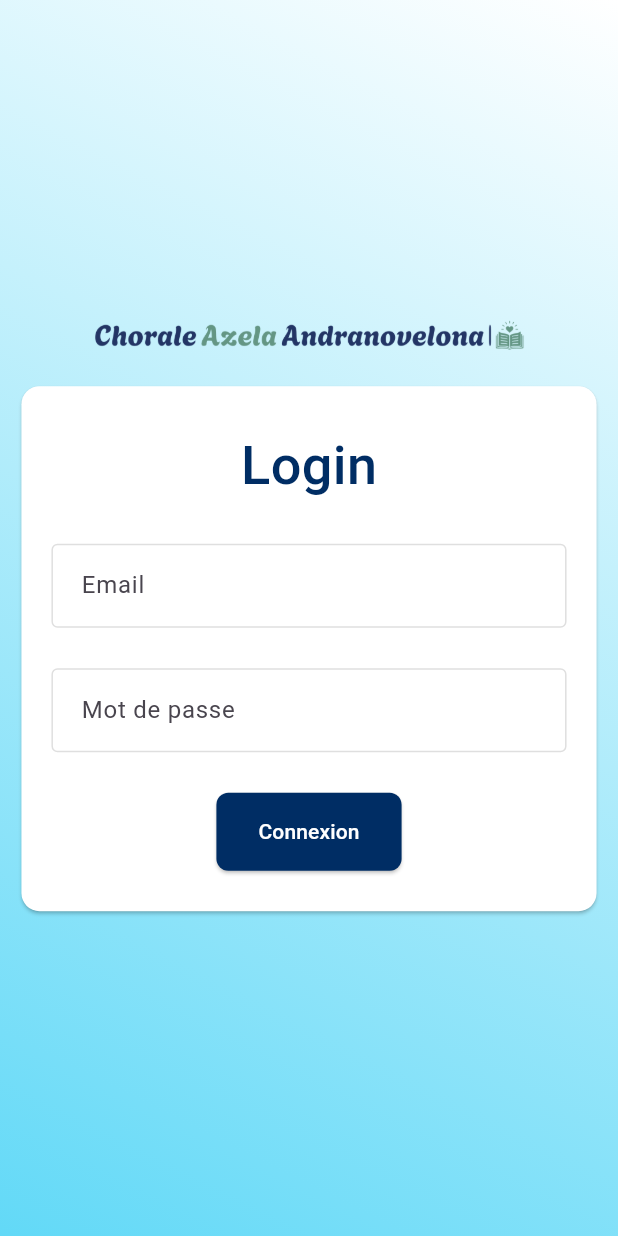
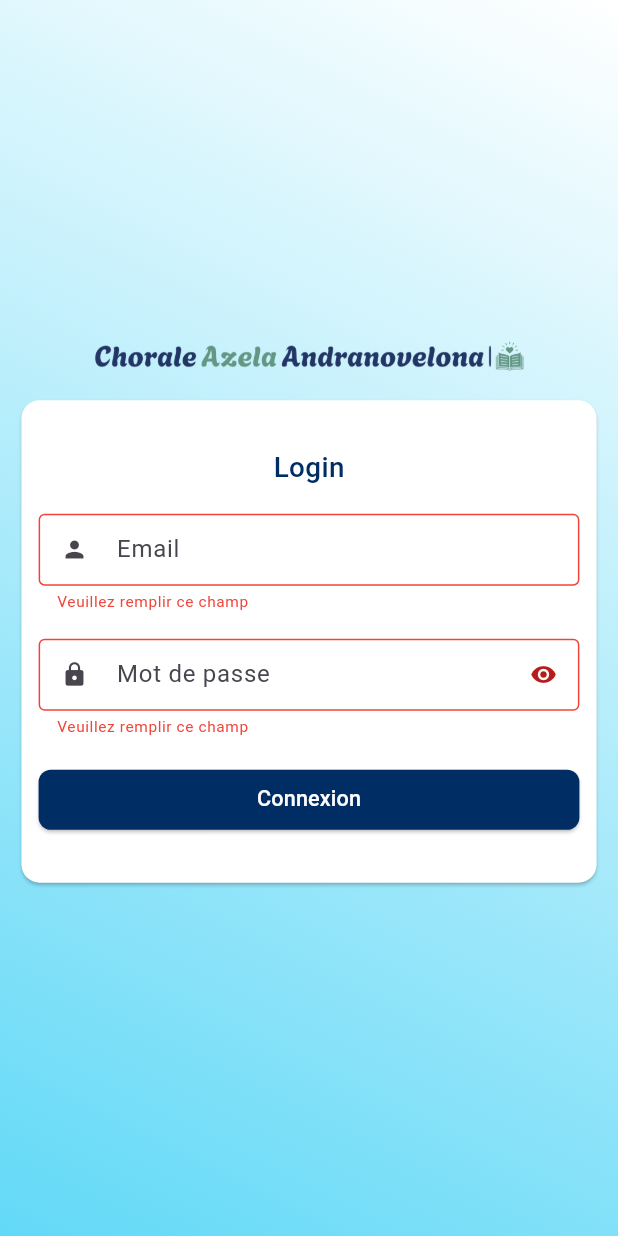
Before and after one commit to kamakely/best-practice-flutter-choeur, a Flutter app: the screen it shows after launch, after a tap on "Connexion", on a phone screen of 412 x 824 dp. Run offline on Flutter 3.47's test engine with Material 3 defaults, Android fonts, the phone set to English and light mode, and no system bars; our stand-ins replace firebase_auth, firebase_core, flutter_screenutil, gap, get, google_fonts and 1 more; accounts and stored records are empty.

Commit message:
Use screen utils for the responsive

```diff
--- a/lib/config/theme/app_theme.dart
+++ b/lib/config/theme/app_theme.dart
@@ -1,4 +1,5 @@
 import 'package:flutter/material.dart';
+import 'package:flutter_screenutil/flutter_screenutil.dart';
 import 'package:google_fonts/google_fonts.dart';
 
 import '../../core/constants/app_colors.dart';
@@ -8,11 +9,11 @@ const errorStyle = OutlineInputBorder(
   color: AppColors.red500,
 ));
 
-const borderStyle = OutlineInputBorder(
+final borderStyle = OutlineInputBorder(
   borderSide: BorderSide(
     color: AppColors.gray300,
     style: BorderStyle.solid,
-    width: 1,
+    width: 1.w,
   ),
 );
 
@@ -20,13 +21,15 @@ final inputDecorationThemes = InputDecorationTheme(
     isDense: true,
     errorStyle: GoogleFonts.roboto(
       color: AppColors.red500,
-      fontSize: 14,
+      fontSize: 20.sp,
       fontWeight: FontWeight.w400,
     ),
     errorBorder: errorStyle,
     focusedErrorBorder: errorStyle,
-    contentPadding: const EdgeInsets.all(16),
+    contentPadding: EdgeInsets.all(16.h),
     enabledBorder: borderStyle,
     focusedBorder: borderStyle,
-    labelStyle: const TextStyle(
-        color: Color(0xFFC4C4C4), fontFamily: 'Roboto', fontSize: 20.0));
+    labelStyle: TextStyle(
+        color: const Color(0xFFC4C4C4),
+        fontFamily: 'Roboto',
+        fontSize: 20.0.sp));
--- /dev/null
+++ b/lib/core/constants/constants.dart
@@ -0,0 +1,2 @@
+class Constants {
+}
--- /dev/null
+++ b/lib/features/home/presentation/controllers/home_controller.dart
@@ -0,0 +1,5 @@
+import 'package:get/get.dart';
+
+class HomeController extends GetxController {
+
+}
--- a/lib/features/login/presentation/controllers/login_controller.dart
+++ b/lib/features/login/presentation/controllers/login_controller.dart
@@ -1,9 +1,54 @@
+import 'package:chorale_fva/features/home/presentation/pages/home.dart';
+import 'package:chorale_fva/framework/utils.dart';
+import 'package:chorale_fva/framework/utils/logger_utils.dart';
 import 'package:flutter/material.dart';
 import 'package:get/get.dart';
 
+import '../../data/data_sources/remote/login_services.dart';
+
 class LoginController extends GetxController {
+  var isObscured = true.obs;
 
   // The login and password text field controller
   final loginController = TextEditingController();
   final passwordController = TextEditingController();
+  final loginService = LoginService();
+
+  var loginError = Rxn<String>();
+  var passwordError = Rxn<String>();
+
+  void handleIsObscured() => isObscured.value = !isObscured.value;
+
+  String? _validateField(String fieldValue) {
+    return fieldValue.isEmpty ? 'Veuillez remplir ce champ' : null;
+  }
+
+  Future<void> handleLogin() async {
+    final loginErrorText = _validateField(loginController.text);
+    final passwordErrorText = _validateField(passwordController.text);
+
+    if (loginErrorText != null || passwordErrorText != null) {
+      loginError.value = loginErrorText;
+      passwordError.value = passwordErrorText;
+    } else {
+      loginError.value = null;
+      passwordError.value = null;
+      try {
+        var res = await loginService.login(
+          email: loginController.text,
+          password: passwordController.text,
+        );
+        if (res == "success") {
+          Get.offAll(() => const Home());
+        } else {
+          Utils.showPopinError(res ?? 'Veuillez vérifier votre connexion');
+        }
+
+        LoggerUtils.info(res ?? 'Result is null');
+      } catch (e) {
+        LoggerUtils.error('Login failed: $e');
+        // Handle login error appropriately, e.g., show a message to the user
+      }
+    }
+  }
 }
--- a/lib/features/login/presentation/pages/login.dart
+++ b/lib/features/login/presentation/pages/login.dart
@@ -1,6 +1,7 @@
 import 'package:chorale_fva/core/constants/app_colors.dart';
 import 'package:chorale_fva/features/login/presentation/controllers/login_controller.dart';
 import 'package:flutter/material.dart';
+import 'package:flutter_screenutil/flutter_screenutil.dart';
 import 'package:gap/gap.dart';
 import 'package:get/get.dart';
 
@@ -10,9 +11,6 @@ class LoginScreen extends GetView<LoginController> {
 
   @override
   Widget build(BuildContext context) {
-
-
-
     return Scaffold(
       body: Container(
         height: MediaQuery.of(context).size.height,
@@ -21,8 +19,8 @@ class LoginScreen extends GetView<LoginController> {
                 begin: Alignment.topRight,
                 end: Alignment.bottomLeft,
                 colors: [
-              Color.fromARGB(255, 255, 255, 255),
-              Color.fromARGB(255, 98, 217, 247),
+              Color(0xFFFFFFFF),
+              Color(0xFF62D9F7),
             ])),
         child: Center(
           child: SingleChildScrollView(
@@ -34,54 +32,78 @@ class LoginScreen extends GetView<LoginController> {
                   'assets/images/logo-no-background.png',
                   width: MediaQuery.of(context).size.width * .7,
                 ),
-                const Gap(20),
+                Gap(20.h),
                 Container(
-                  margin: const EdgeInsets.symmetric(horizontal: 10),
+                  height:  MediaQuery.of(context).size.height * .4,
+                  margin: EdgeInsets.symmetric(horizontal: 10.w, vertical: 10.h),
                   width: MediaQuery.of(context).size.width * .95,
                   child: Card(
                     color: Colors.white,
                     child: Padding(
-                      padding: const EdgeInsets.symmetric(
-                        vertical: 27.0,
-                        horizontal: 20.0,
+                      padding: EdgeInsets.symmetric(
+                        vertical: 27.0.h,
+                        horizontal: 20.0.w,
                       ),
-                      child: Column(children: [
-                        const Text(
+                      child: Column(
+                        mainAxisAlignment: MainAxisAlignment.spaceEvenly,
+                        children: [
+                        Text(
                           "Login",
                           style: TextStyle(
                             color: AppColors.brandBlue900,
                             fontWeight: FontWeight.w500,
-                            fontSize: 36,
+                            fontSize: 36.sp,
                           ),
                         ),
-                        const Gap(27),
-                        TextField(
+                        Obx(
+                          () => TextField(
                             onTapOutside: (event) {
                               FocusManager.instance.primaryFocus?.unfocus();
                             },
                             controller: controller.loginController,
-                          decoration: const InputDecoration(hintText: 'Email'),
+                            decoration: InputDecoration(
+                              hintText: 'Email',
+                              prefixIcon: const Icon(Icons.person),
+                              errorText: controller.loginError.value,
+                            ),
                             obscureText: false,
                           ),
-                        const Gap(27),
-                        TextField(
+                        ),
+                        Obx(
+                          () => TextField(
                             controller: controller.passwordController,
                             onTapOutside: (event) {
                               FocusManager.instance.primaryFocus?.unfocus();
                             },
-                          decoration:
-                              const InputDecoration(hintText: 'Mot de passe'),
-                          obscureText: true,
+                            decoration: InputDecoration(
+                                hintText: 'Mot de passe',
+                                prefixIcon: const Icon(Icons.lock),
+                                suffixIcon: IconButton(
+                                  onPressed: () {
+                                    controller.handleIsObscured();
+                                  },
+                                  icon: Icon(
+                                    controller.isObscured.value
+                                        ? Icons.visibility
+                                        : Icons.visibility_off_outlined,
                                   ),
-                        const Gap(27),
+                                ),
+                                errorText: controller.passwordError.value),
+                            obscureText: controller.isObscured.value,
+                          ),
+                        ),
                         ElevatedButton(
-                          onPressed: () {
-
+                          onPressed: () async {
+                            await controller.handleLogin();
                           },
-                          child: const Text(
+                          child: Text(
                             'Connexion',
+                            style: TextStyle(
+                                color: Colors.white,
+                                fontFamily: 'Roboto',
+                                fontSize: 28.sp),
                           ),
-                        )
+                        ),
                       ]),
                     ),
                   ),
--- /dev/null
+++ b/lib/framework/utils/logger_utils.dart
@@ -0,0 +1,20 @@
+import 'package:flutter/foundation.dart';
+import 'package:logger/logger.dart';
+
+class LoggerUtils {
+  static final logger =
+      Logger(printer: PrettyPrinter(methodCount: 0), filter: DemoFilter());
+  static void trace(String logText) => logger.t(logText);
+  static void debug(String logText) => logger.d(logText);
+  static void info(String logText) => logger.i(logText);
+  static void warning(String logText) => logger.w(logText);
+  static void error(String logText) => logger.e(logText);
+  static void fatalError(String logText) => logger.f(logText);
+}
+
+class DemoFilter extends LogFilter {
+  @override
+  bool shouldLog(LogEvent event) {
+    return kDebugMode;
+  }
+}
--- a/lib/main.dart
+++ b/lib/main.dart
@@ -1,17 +1,28 @@
 import 'package:chorale_fva/core/constants/app_colors.dart';
+import 'package:firebase_auth/firebase_auth.dart';
 import 'package:firebase_core/firebase_core.dart';
 import 'package:flutter/material.dart';
+import 'package:flutter_screenutil/flutter_screenutil.dart';
 import 'package:get/get.dart';
 
 import 'config/theme/app_theme.dart';
 import 'features/login/presentation/controllers/login_biding.dart';
 import 'features/login/presentation/pages/login.dart';
 
+bool shouldUseFirebaseEmulator = false;
 
+late final FirebaseApp app;
+late final FirebaseAuth auth;
 
 void main() async {
   WidgetsFlutterBinding.ensureInitialized();
-  await Firebase.initializeApp();
+  app = await Firebase.initializeApp();
+  auth = FirebaseAuth.instanceFor(app: app);
+
+  if (shouldUseFirebaseEmulator) {
+    await auth.useAuthEmulator('localhost', 9099);
+  }
+
   runApp(const MyApp());
 }
 
@@ -21,6 +32,12 @@ class MyApp extends StatelessWidget {
   // This widget is the root of your application.
   @override
   Widget build(BuildContext context) {
+    return ScreenUtilInit(
+      designSize: const Size(720, 1600),
+      minTextAdapt: true,
+      splitScreenMode: true,
+      // Use builder only if you need to use library outside ScreenUtilInit context
+      builder: (_, child) {
         return GetMaterialApp(
           debugShowCheckedModeBanner: false,
           initialRoute: '/',
@@ -30,24 +47,23 @@ class MyApp extends StatelessWidget {
             inputDecorationTheme: inputDecorationThemes,
             elevatedButtonTheme: ElevatedButtonThemeData(
                 style: ElevatedButton.styleFrom(
-             padding: const EdgeInsets.symmetric(
-              horizontal: 28,
-              vertical: 16,
+                    padding: EdgeInsets.symmetric(
+                      horizontal: 28.w,
+                      vertical: 16.h,
                     ),
                     shape: RoundedRectangleBorder(
-              borderRadius: BorderRadius.circular(8.0),
+                      borderRadius: BorderRadius.circular(16.0.r),
                     ),
+                    minimumSize: const Size.fromHeight(40),
                     backgroundColor: AppColors.brandBlue900,
-            foregroundColor: Colors.white
-          )
-        ),
+                    foregroundColor: Colors.white)),
             buttonTheme: ButtonThemeData(
-            padding: const EdgeInsets.symmetric(
-              horizontal: 28,
-              vertical: 16,
+              padding: EdgeInsets.symmetric(
+                horizontal: 28.w,
+                vertical: 16.h,
               ),
               shape: RoundedRectangleBorder(
-              borderRadius: BorderRadius.circular(8.0),
+                borderRadius: BorderRadius.circular(8.0.r),
               ),
               buttonColor: AppColors.brandBlue900,
             ),
@@ -55,5 +71,8 @@ class MyApp extends StatelessWidget {
           ),
           home: const LoginScreen(),
         );
+      },
+      // child: const HomePage(title: 'First Method'),
+    );
   }
 }
--- a/pubspec.yaml
+++ b/pubspec.yaml
@@ -40,6 +40,8 @@ dependencies:
   get: ^4.6.6
   firebase_core: ^3.1.0
   firebase_auth: ^5.1.0
+  logger:
+  flutter_screenutil: ^5.9.3
 
 dev_dependencies:
   flutter_test:
```
Also changed, not shown: lib/features/home/presentation/controllers/home_binding.dart (added, +12 -0 lines), lib/features/home/presentation/pages/home.dart (added, +19 -0 lines), lib/features/login/data/data_sources/remote/login_services.dart (+4 -4 lines), lib/framework/utils.dart (added, +50 -0 lines), pubspec.lock, 3 other files. Lines whose indentation alone changed are shown as unchanged.
